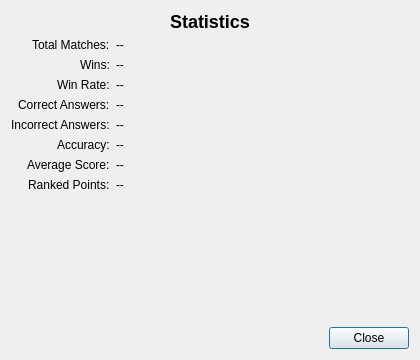
Before: the Qt Designer form client/src/ui/StatsWindow.ui in ToJupiter/NetworkProgramming, drawn with Qt 5.
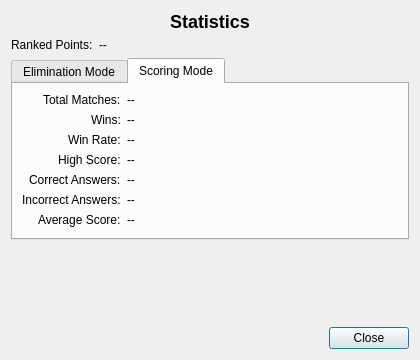
After: the same form once the commit is applied. The open tabs and pages were chosen to show the change.

Commit message: Fix bug part 2: Divide stats windows into 2 mode elimination and scoring

```diff
--- a/client/src/ui/StatsWindow.ui
+++ b/client/src/ui/StatsWindow.ui
@@ -33,118 +33,215 @@
       <set>Qt::AlignRight|Qt::AlignVCenter</set>
      </property>
      <item row="0" column="0">
-      <widget class="QLabel" name="lblMatches">
+      <widget class="QLabel" name="lblRankedPoints">
+       <property name="text">
+        <string>Ranked Points:</string>
+       </property>
+      </widget>
+      </item>
+      <item row="0" column="1">
+      <widget class="QLabel" name="lblRankedPointsValue">
+       <property name="text">
+        <string>--</string>
+       </property>
+      </widget>
+      </item>
+     </layout>
+    </item>
+    <item>
+     <widget class="QTabWidget" name="tabWidget">
+      <property name="currentIndex">
+        <number>0</number>
+      </property>
+      <widget class="QWidget" name="tabElimination">
+        <attribute name="title">
+         <string>Elimination Mode</string>
+        </attribute>
+        <layout class="QFormLayout" name="formElimination">
+         <property name="labelAlignment">
+          <set>Qt::AlignRight|Qt::AlignVCenter</set>
+         </property>
+         <item row="0" column="0">
+          <widget class="QLabel" name="lblElimMatches">
        <property name="text">
         <string>Total Matches:</string>
        </property>
       </widget>
      </item>
      <item row="0" column="1">
-      <widget class="QLabel" name="lblMatchesValue">
+          <widget class="QLabel" name="lblElimMatchesValue">
        <property name="text">
         <string>--</string>
        </property>
       </widget>
      </item>
      <item row="1" column="0">
-      <widget class="QLabel" name="lblWins">
+          <widget class="QLabel" name="lblElimWins">
        <property name="text">
         <string>Wins:</string>
        </property>
       </widget>
      </item>
      <item row="1" column="1">
-      <widget class="QLabel" name="lblWinsValue">
+          <widget class="QLabel" name="lblElimWinsValue">
        <property name="text">
         <string>--</string>
        </property>
       </widget>
      </item>
      <item row="2" column="0">
-      <widget class="QLabel" name="lblWinRate">
+          <widget class="QLabel" name="lblElimWinRate">
        <property name="text">
         <string>Win Rate:</string>
        </property>
       </widget>
      </item>
      <item row="2" column="1">
-      <widget class="QLabel" name="lblWinRateValue">
+          <widget class="QLabel" name="lblElimWinRateValue">
        <property name="text">
         <string>--</string>
        </property>
       </widget>
      </item>
      <item row="3" column="0">
-      <widget class="QLabel" name="lblCorrect">
+          <widget class="QLabel" name="lblElimCorrect">
        <property name="text">
         <string>Correct Answers:</string>
        </property>
       </widget>
      </item>
      <item row="3" column="1">
-      <widget class="QLabel" name="lblCorrectValue">
+          <widget class="QLabel" name="lblElimCorrectValue">
        <property name="text">
         <string>--</string>
        </property>
       </widget>
      </item>
      <item row="4" column="0">
-      <widget class="QLabel" name="lblIncorrect">
+          <widget class="QLabel" name="lblElimIncorrect">
        <property name="text">
         <string>Incorrect Answers:</string>
        </property>
       </widget>
      </item>
      <item row="4" column="1">
-      <widget class="QLabel" name="lblIncorrectValue">
+          <widget class="QLabel" name="lblElimIncorrectValue">
+            <property name="text">
+             <string>--</string>
+            </property>
+          </widget>
+         </item>
+        </layout>
+      </widget>
+      <widget class="QWidget" name="tabScoring">
+        <attribute name="title">
+         <string>Scoring Mode</string>
+        </attribute>
+        <layout class="QFormLayout" name="formScoring">
+         <property name="labelAlignment">
+          <set>Qt::AlignRight|Qt::AlignVCenter</set>
+         </property>
+         <item row="0" column="0">
+          <widget class="QLabel" name="lblScoreMatches">
+            <property name="text">
+             <string>Total Matches:</string>
+            </property>
+          </widget>
+         </item>
+         <item row="0" column="1">
+          <widget class="QLabel" name="lblScoreMatchesValue">
+            <property name="text">
+             <string>--</string>
+            </property>
+          </widget>
+         </item>
+         <item row="1" column="0">
+          <widget class="QLabel" name="lblScoreWins">
+            <property name="text">
+             <string>Wins:</string>
+            </property>
+          </widget>
+         </item>
+         <item row="1" column="1">
+          <widget class="QLabel" name="lblScoreWinsValue">
+            <property name="text">
+             <string>--</string>
+            </property>
+          </widget>
+         </item>
+         <item row="2" column="0">
+          <widget class="QLabel" name="lblScoreWinRate">
+            <property name="text">
+             <string>Win Rate:</string>
+            </property>
+          </widget>
+         </item>
+         <item row="2" column="1">
+          <widget class="QLabel" name="lblScoreWinRateValue">
+            <property name="text">
+             <string>--</string>
+            </property>
+          </widget>
+         </item>
+         <item row="3" column="0">
+          <widget class="QLabel" name="lblScoreHigh">
+            <property name="text">
+             <string>High Score:</string>
+            </property>
+          </widget>
+         </item>
+         <item row="3" column="1">
+          <widget class="QLabel" name="lblScoreHighValue">
+            <property name="text">
+             <string>--</string>
+            </property>
+          </widget>
+         </item>
+         <item row="4" column="0">
+          <widget class="QLabel" name="lblScoreCorrect">
+            <property name="text">
+             <string>Correct Answers:</string>
+            </property>
+          </widget>
+         </item>
+         <item row="4" column="1">
+          <widget class="QLabel" name="lblScoreCorrectValue">
        <property name="text">
         <string>--</string>
        </property>
       </widget>
      </item>
      <item row="5" column="0">
-      <widget class="QLabel" name="lblAccuracy">
+          <widget class="QLabel" name="lblScoreIncorrect">
        <property name="text">
-        <string>Accuracy:</string>
+             <string>Incorrect Answers:</string>
        </property>
       </widget>
      </item>
      <item row="5" column="1">
-      <widget class="QLabel" name="lblAccuracyValue">
+          <widget class="QLabel" name="lblScoreIncorrectValue">
        <property name="text">
         <string>--</string>
        </property>
       </widget>
      </item>
      <item row="6" column="0">
-      <widget class="QLabel" name="lblAverageScore">
+          <widget class="QLabel" name="lblScoreAverage">
        <property name="text">
         <string>Average Score:</string>
        </property>
       </widget>
      </item>
      <item row="6" column="1">
-      <widget class="QLabel" name="lblAverageScoreValue">
-       <property name="text">
-        <string>--</string>
-       </property>
-      </widget>
-     </item>
-     <item row="7" column="0">
-      <widget class="QLabel" name="lblRankedPoints">
-       <property name="text">
-        <string>Ranked Points:</string>
-       </property>
-      </widget>
-     </item>
-     <item row="7" column="1">
-      <widget class="QLabel" name="lblRankedPointsValue">
+          <widget class="QLabel" name="lblScoreAverageValue">
        <property name="text">
         <string>--</string>
        </property>
       </widget>
      </item>
     </layout>
+      </widget>
+     </widget>
    </item>
    <item>
     <spacer name="verticalSpacer">
```
Left out of the diff: 2 changed lines with no effect on the pictures. Lines whose indentation alone changed are shown as unchanged. The commit also changes 3 other files.
